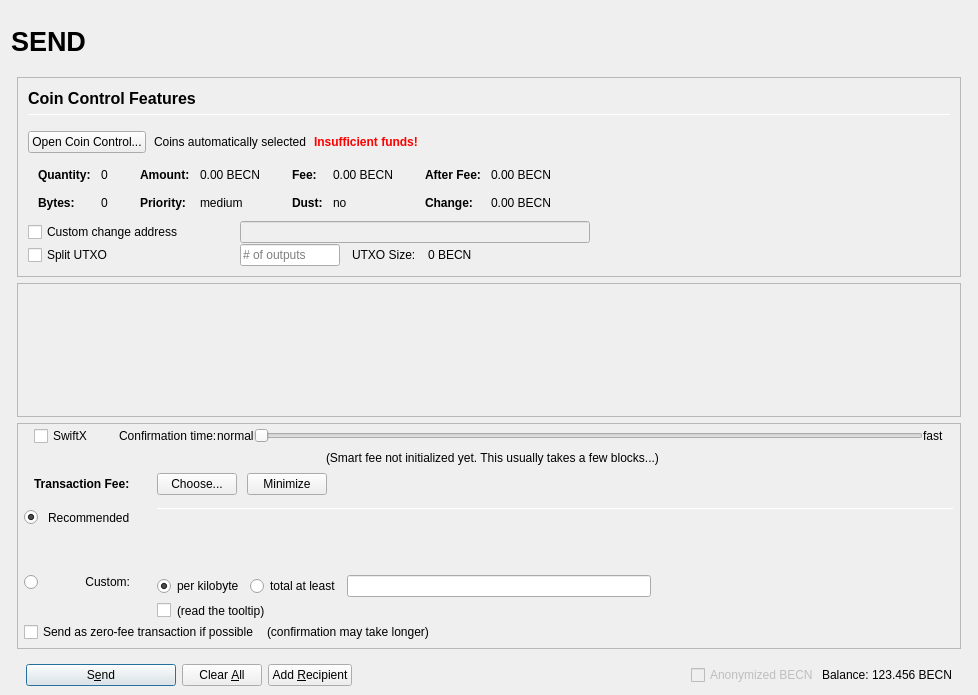
Qt form src/qt/forms/sendcoinsdialog.ui (MotoAcidic/Altbet-2.0.0.0) before a commit.
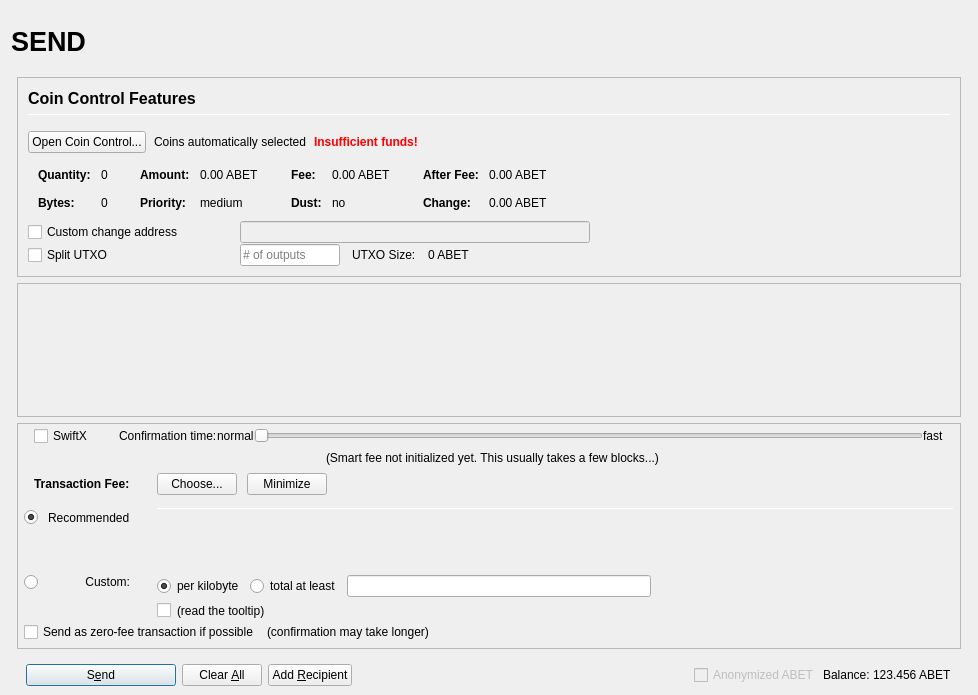
The same form after that commit. Icons and pictures are not drawn. Custom widgets are drawn as their Qt base class.

What changed in the file:
```diff
--- a/src/qt/forms/sendcoinsdialog.ui
+++ b/src/qt/forms/sendcoinsdialog.ui
@@ -457,7 +457,7 @@
                         <enum>Qt::ActionsContextMenu</enum>
                        </property>
                        <property name="text">
-                        <string notr="true">0.00 BECN</string>
+                        <string notr="true">0.00 ABET</string>
                        </property>
                        <property name="textInteractionFlags">
                         <set>Qt::LinksAccessibleByMouse|Qt::TextSelectableByKeyboard|Qt::TextSelectableByMouse</set>
@@ -537,7 +537,7 @@
                         <enum>Qt::ActionsContextMenu</enum>
                        </property>
                        <property name="text">
-                        <string notr="true">0.00 BECN</string>
+                        <string notr="true">0.00 ABET</string>
                        </property>
                        <property name="textInteractionFlags">
                         <set>Qt::LinksAccessibleByMouse|Qt::TextSelectableByKeyboard|Qt::TextSelectableByMouse</set>
@@ -617,7 +617,7 @@
                         <enum>Qt::ActionsContextMenu</enum>
                        </property>
                        <property name="text">
-                        <string notr="true">0.00 BECN</string>
+                        <string notr="true">0.00 ABET</string>
                        </property>
                        <property name="textInteractionFlags">
                         <set>Qt::LinksAccessibleByMouse|Qt::TextSelectableByKeyboard|Qt::TextSelectableByMouse</set>
@@ -646,7 +646,7 @@
                         <enum>Qt::ActionsContextMenu</enum>
                        </property>
                        <property name="text">
-                        <string notr="true">0.00 BECN</string>
+                        <string notr="true">0.00 ABET</string>
                        </property>
                        <property name="textInteractionFlags">
                         <set>Qt::LinksAccessibleByMouse|Qt::TextSelectableByKeyboard|Qt::TextSelectableByMouse</set>
@@ -813,7 +813,7 @@
                 <item>
                  <widget class="QLabel" name="labelBlockSize">
                   <property name="text">
-                   <string>0 BECN</string>
+                   <string>0 ABET</string>
                   </property>
                  </widget>
                 </item>
@@ -1651,7 +1651,7 @@
                 <bool>false</bool>
                </property>
                <property name="text">
-                <string>Anonymized BECN</string>
+                <string>Anonymized ABET</string>
                </property>
               </widget>
              </item>
@@ -1674,7 +1674,7 @@
                 <cursorShape>IBeamCursor</cursorShape>
                </property>
                <property name="text">
-                <string notr="true">123.456 BECN</string>
+                <string notr="true">123.456 ABET</string>
                </property>
                <property name="textInteractionFlags">
                 <set>Qt::LinksAccessibleByMouse|Qt::TextSelectableByKeyboard|Qt::TextSelectableByMouse</set>
```
Left out of the diff: 12 changed lines with no effect on the pictures.
